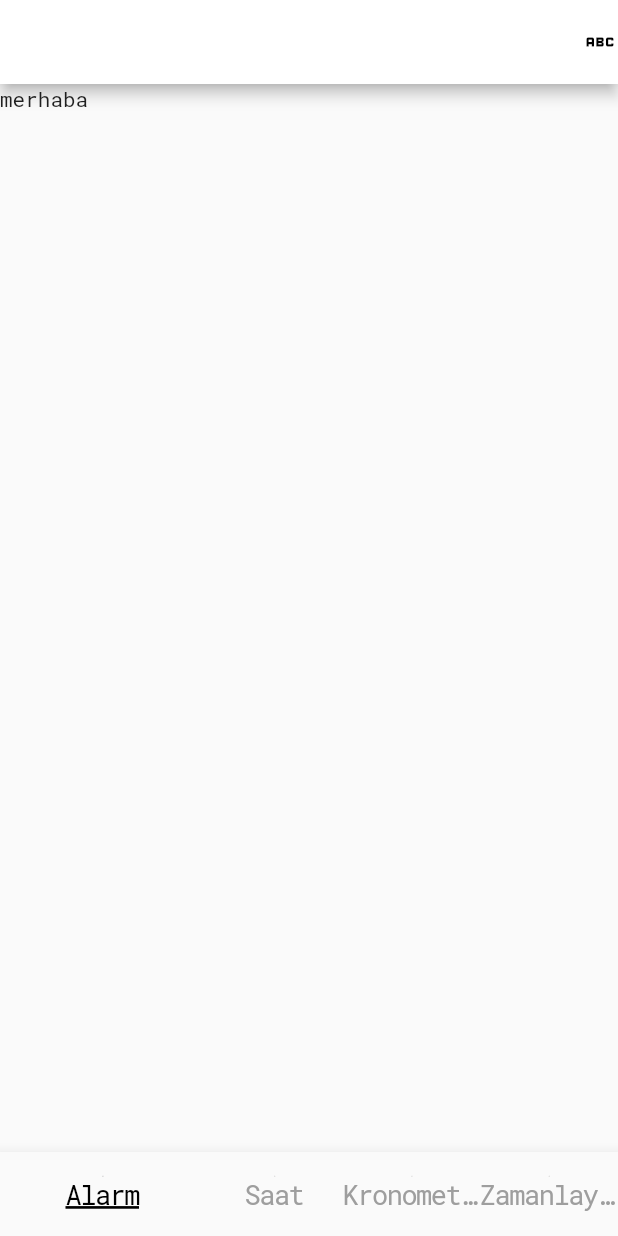
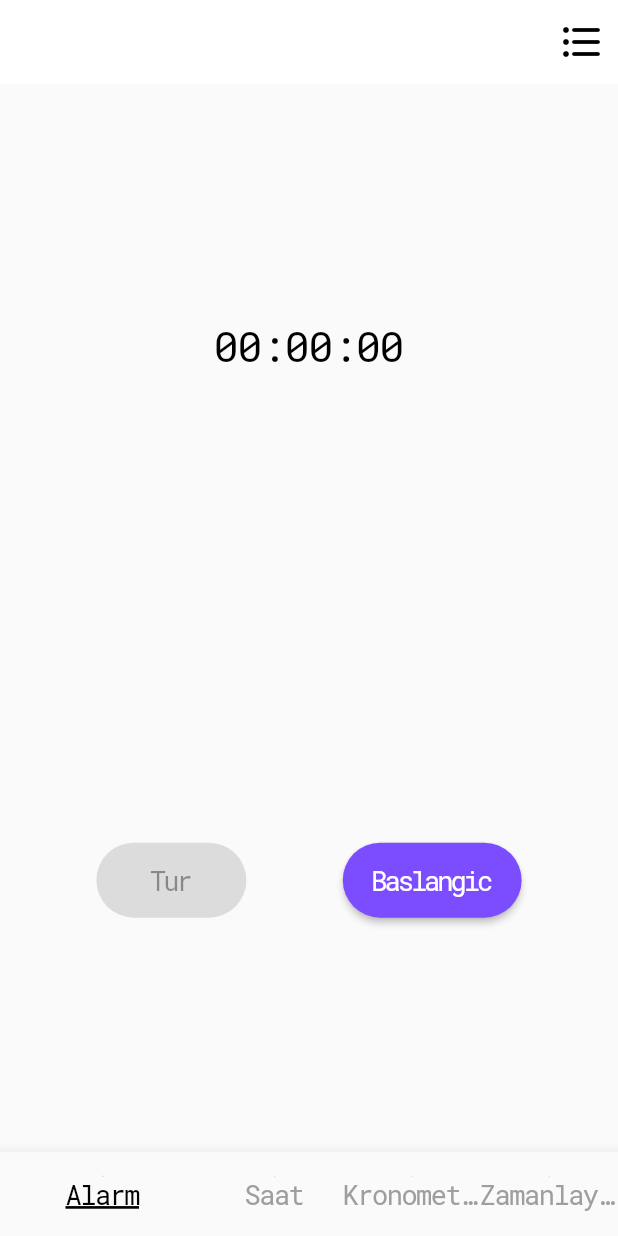
Before and after one commit to MertSaygili/Clock-Project, a Flutter app: the screen it shows after launch, swiped to page 3, on a phone screen of 412 x 824 dp. Run offline on Flutter 3.47's test engine with Material 2 defaults, Android fonts, the phone set to English and light mode, and no system bars.

Commit message:
stopwatch_page1.dart deleted

```diff
--- a/lib/constants/constants.dart
+++ b/lib/constants/constants.dart
@@ -15,6 +15,7 @@ class AllColors {
   final Color colordeepPurpleAccent = Colors.deepPurpleAccent;
   final Color colorWhite = Colors.white;
   final Color colorGreen = Colors.green;
+  final Color colorRed = Colors.red;
 }
 
 class FontSizes {
@@ -36,6 +37,10 @@ class PaddignItems {
     vertical: PaddingValues().paddingNormal,
     horizontal: PaddingValues().paddingSmall,
   );
+  final EdgeInsets paddingButton = EdgeInsets.symmetric(
+    vertical: PaddingValues().paddingSmall,
+    horizontal: PaddingValues().paddingNormal,
+  );
 }
 
 class PaddingValues {
--- a/lib/styles/theme/custom_theme.dart
+++ b/lib/styles/theme/custom_theme.dart
@@ -12,6 +12,18 @@ class CustomTheme {
     theme = ThemeData(
       fontFamily: 'RobotoMono',
       textTheme: _textStyles(),
+      elevatedButtonTheme: ElevatedButtonThemeData(
+        style: ElevatedButton.styleFrom(
+          primary: _colors.colordeepPurpleAccent,
+          onPrimary: _colors.colorWhite,
+          padding: PaddignItems().paddingButton,
+          minimumSize: const Size(100, 50),
+          maximumSize: const Size(150, 50),
+          shape: RoundedRectangleBorder(
+            borderRadius: BorderRadius.circular(25),
+          ),
+        ),
+      ),
     );
   }
 
@@ -41,6 +53,12 @@ class CustomTheme {
         letterSpacing: -1,
         color: _colors.colorGrey,
       ),
+      button: TextStyle(
+        fontSize: _fontSizes.sizeNormal,
+        fontWeight: FontWeight.w400,
+        letterSpacing: -2,
+        color: _colors.colorWhite,
+      ),
     );
   }
 }
--- a/lib/ui/view/clock_page.dart
+++ b/lib/ui/view/clock_page.dart
@@ -1,6 +1,5 @@
 import 'package:clock_project/time/time.dart';
 import 'package:clock_project/ui/widgets/custom_appbar.dart';
-import 'package:clock_project/ui/widgets/custom_alarm_card.dart';
 import 'package:flutter/material.dart';
 import 'package:intl/intl.dart';
 import 'dart:async';
--- a/lib/ui/view/stopwatch_page.dart
+++ b/lib/ui/view/stopwatch_page.dart
@@ -1,4 +1,7 @@
+// ignore_for_file: prefer_final_fields
+
 import 'package:clock_project/constants/constants.dart';
+import 'package:clock_project/ui/widgets/custom_icon_button.dart';
 import 'package:flutter/material.dart';
 import 'package:flutter/services.dart';
 
@@ -10,24 +13,94 @@ class StopwatchPageView extends StatefulWidget {
 }
 
 class _StopwatchPageViewState extends State<StopwatchPageView> {
+  Color _turButtonColor = AllColors().colorGrey;
+  bool _isClicked = false;
+  late String _textCurrentButtonFirst;
+  late String _textCurrentButtonSecond;
+  String _textTime = '00:00:00';
+  final String _textTur = 'Tur';
+  final String _textBaslangic = 'Baslangic';
+  final String _textDur = 'Dur';
+  final String _textSifirla = 'Sifirla';
+  final String _textSurdur = 'Surdur';
+
+  @override
+  void initState() {
+    super.initState();
+    _textCurrentButtonFirst = _textTur;
+    _textCurrentButtonSecond = _textBaslangic;
+  }
+
+  String _stopWatch() {
+    return 's';
+  }
+
   @override
   Widget build(BuildContext context) {
     return Scaffold(
       appBar: AppBar(
+        elevation: 0,
+        backgroundColor: AllColors().colorWhite,
         systemOverlayStyle: SystemUiOverlayStyle.dark,
-        actions: const [
-          Icon(
-            Icons.abc,
-            color: Colors.black,
-          )
-        ],
-        backgroundColor: AllColors().colorWhite,
+        actions: [CustomIconButton(icon: IconItems().settingsIcon, fun: null)],
       ),
       body: Column(
-        children: const [
-          Text('merhaba'),
+        mainAxisAlignment: MainAxisAlignment.spaceAround,
+        crossAxisAlignment: CrossAxisAlignment.center,
+        children: [
+          Align(
+            alignment: Alignment.center,
+            child: Text(
+              _textTime,
+              style: Theme.of(context).textTheme.headline1,
+            ),
+          ),
+          Row(
+            mainAxisAlignment: MainAxisAlignment.spaceEvenly,
+            children: [
+              ElevatedButton(
+                style: ElevatedButton.styleFrom(primary: _turButtonColor),
+                onPressed: _isClicked
+                    ? () {
+                        setState(() {
+                          if (_textCurrentButtonFirst.compareTo(_textTur) ==
+                              0) {
+                            //todo: tur alma scaffold degisme gibi durumlar
+                          } else {
+                            _resetPage();
+                          }
+                        });
+                      }
+                    : null,
+                child: Text(_textCurrentButtonFirst),
+              ),
+              ElevatedButton(
+                onPressed: () {
+                  setState(() {
+                    if (!_isClicked) {
+                      _isClicked = true;
+                      _textCurrentButtonSecond = _textDur;
+                    } else {
+                      _textCurrentButtonSecond = _textSurdur;
+                      _textCurrentButtonFirst = _textSifirla;
+                      _turButtonColor = AllColors().colorRed;
+                    }
+                  });
+                },
+                child: Text(_textCurrentButtonSecond),
+              ),
+            ],
+          )
         ],
       ),
     );
   }
+
+  void _resetPage() {
+    _textTime = '00:00:00';
+    _isClicked = false;
+    _textCurrentButtonFirst = _textTur;
+    _textCurrentButtonSecond = _textBaslangic;
+    _turButtonColor = AllColors().colorGrey;
+  }
 }
```
Also changed, not shown: lib/ui/view/stopwatch1_page.dart (deleted, +0 -76 lines).
